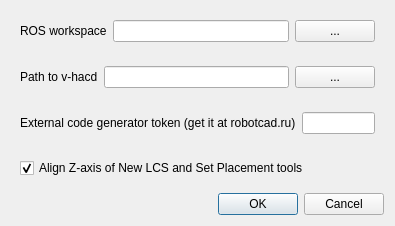
First picture: the form in resources/ui/wb_settings.ui, repository drfenixion/freecad.robotcad, before the edit.
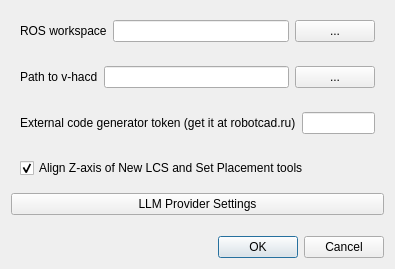
Second picture: the form after the edit.

Patch:
```diff
--- a/resources/ui/wb_settings.ui
+++ b/resources/ui/wb_settings.ui
@@ -104,6 +104,29 @@
      </layout>
     </widget>
    </item>
+   <item>
+    <widget class="QPushButton" name="button_llm_settings">
+     <property name="text">
+      <string>LLM Provider Settings</string>
+     </property>
+    </widget>
+   </item>
+   <item>
+    <spacer name="vertical_spacer_llm_settings">
+     <property name="orientation">
+      <enum>Qt::Vertical</enum>
+     </property>
+     <property name="sizeType">
+      <enum>QSizePolicy::Fixed</enum>
+     </property>
+     <property name="sizeHint" stdset="0">
+      <size>
+       <width>20</width>
+       <height>15</height>
+      </size>
+     </property>
+    </spacer>
+   </item>
    <item>
     <widget class="QDialogButtonBox" name="button_box">
      <property name="orientation">
```
